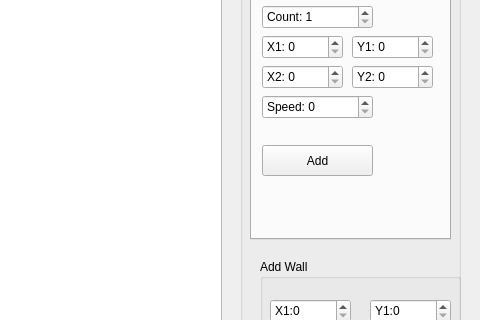
Old version of the form mainwindow.ui in the repository Thalyonn/Ballwalls; both pictures show x 1070 to 1550 and y 151 to 471 of the 1550 by 740 pixel window.
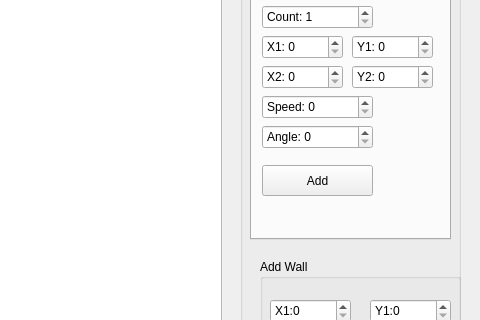
New version of the form. The open tabs and pages were chosen to show the change.

Commit message: batch operation 1

What changed in the file:
```diff
--- a/mainwindow.ui
+++ b/mainwindow.ui
@@ -253,7 +253,7 @@
        <property name="geometry">
         <rect>
          <x>10</x>
-         <y>170</y>
+         <y>190</y>
          <width>111</width>
          <height>31</height>
         </rect>
@@ -262,6 +262,22 @@
         <string>Add</string>
        </property>
       </widget>
+      <widget class="QSpinBox" name="b1_angle">
+       <property name="geometry">
+        <rect>
+         <x>10</x>
+         <y>150</y>
+         <width>111</width>
+         <height>24</height>
+        </rect>
+       </property>
+       <property name="prefix">
+        <string>Angle: </string>
+       </property>
+       <property name="maximum">
+        <number>359</number>
+       </property>
+      </widget>
      </widget>
      <widget class="QWidget" name="batch2">
       <attribute name="title">
```
Left out of the diff: 2 changed lines with no effect on the pictures. The commit also changes 2 other files.
